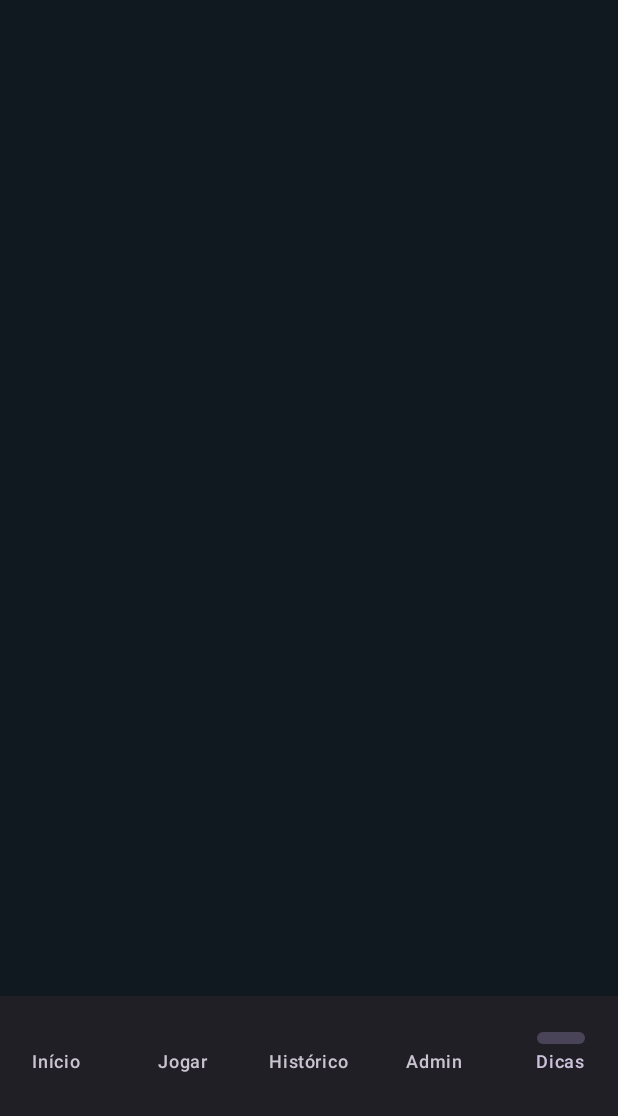
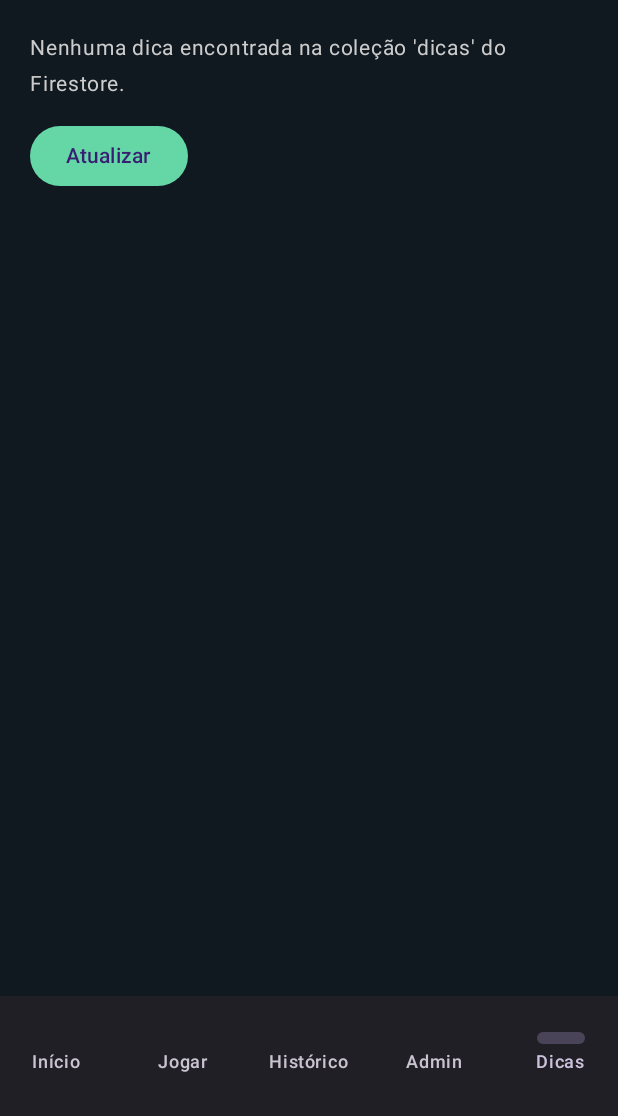
Before and after one commit to aguustinn/Campo-Minado-Android, an Android app built with Jetpack Compose: the TipsScreen screen opened through its navigation route, on a phone screen of 412 x 824 dp, the part 120-1236 px from its top. Run offline under Robolectric (Android 15) with nearby library versions, the phone set to English and light mode, and no system bars; our stand-ins replace Firebase (no records; nobody signed in at launch, a user with empty details on screens opened directly), Room's generated code.

Commit message:
Show Firestore loading, empty and error states on tips screen

```diff
--- a/app/src/main/java/com/campominado/app/ui/TipsScreen.kt
+++ b/app/src/main/java/com/campominado/app/ui/TipsScreen.kt
@@ -1,24 +1,25 @@
-
 package com.campominado.app.ui
 
 import androidx.compose.foundation.background
 import androidx.compose.foundation.layout.*
 import androidx.compose.foundation.lazy.LazyColumn
 import androidx.compose.foundation.lazy.items
+import androidx.compose.material3.Button
 import androidx.compose.material3.Card
 import androidx.compose.material3.CardDefaults
+import androidx.compose.material3.CircularProgressIndicator
 import androidx.compose.material3.Text
 import androidx.compose.runtime.Composable
+import androidx.compose.runtime.LaunchedEffect
+import androidx.compose.runtime.getValue
+import androidx.compose.runtime.mutableStateOf
+import androidx.compose.runtime.remember
+import androidx.compose.runtime.setValue
 import androidx.compose.ui.Modifier
 import androidx.compose.ui.graphics.Color
 import androidx.compose.ui.text.font.FontWeight
 import androidx.compose.ui.unit.dp
 import androidx.compose.ui.unit.sp
-import androidx.compose.runtime.LaunchedEffect
-import androidx.compose.runtime.getValue
-import androidx.compose.runtime.mutableStateOf
-import androidx.compose.runtime.remember
-import androidx.compose.runtime.setValue
 import com.google.firebase.firestore.FirebaseFirestore
 
 private data class Dica(
@@ -30,9 +31,13 @@ private data class Dica(
 @Composable
 fun TipsScreen() {
     var dicas by remember { mutableStateOf<List<Dica>>(emptyList()) }
-    var erro by remember { mutableStateOf(false) }
+    var carregando by remember { mutableStateOf(true) }
+    var erro by remember { mutableStateOf<String?>(null) }
 
-    LaunchedEffect(Unit) {
+    fun carregarDicas() {
+        carregando = true
+        erro = null
+
         FirebaseFirestore.getInstance()
             .collection("dicas")
             .get()
@@ -44,10 +49,16 @@ fun TipsScreen() {
                         emoji = documento.getString("emoji") ?: "💡"
                     )
                 }
+                carregando = false
             }
-            .addOnFailureListener {
-                erro = true
+            .addOnFailureListener { exception ->
+                erro = exception.localizedMessage ?: "Não foi possível carregar as dicas."
+                carregando = false
             }
+    }
+
+    LaunchedEffect(Unit) {
+        carregarDicas()
     }
 
     Column(
@@ -73,6 +84,41 @@ fun TipsScreen() {
 
         Spacer(modifier = Modifier.height(20.dp))
 
+        when {
+            carregando -> {
+                CircularProgressIndicator(color = Color(0xFF65D6A6))
+                Text(
+                    text = "Carregando dicas...",
+                    color = Color.LightGray,
+                    modifier = Modifier.padding(top = 12.dp)
+                )
+            }
+
+            erro != null -> {
+                Text(
+                    text = "Erro ao carregar as dicas: $erro",
+                    color = Color(0xFFFF8A80),
+                    fontSize = 14.sp
+                )
+                Spacer(modifier = Modifier.height(12.dp))
+                Button(onClick = { carregarDicas() }) {
+                    Text("Tentar novamente")
+                }
+            }
+
+            dicas.isEmpty() -> {
+                Text(
+                    text = "Nenhuma dica encontrada na coleção 'dicas' do Firestore.",
+                    color = Color.LightGray,
+                    fontSize = 14.sp
+                )
+                Spacer(modifier = Modifier.height(12.dp))
+                Button(onClick = { carregarDicas() }) {
+                    Text("Atualizar")
+                }
+            }
+
+            else -> {
                 LazyColumn(
                     verticalArrangement = Arrangement.spacedBy(12.dp)
                 ) {
@@ -83,18 +129,14 @@ fun TipsScreen() {
                                 containerColor = Color(0xFF1B2833)
                             )
                         ) {
-                    Column(
-                        modifier = Modifier.padding(16.dp)
-                    ) {
+                            Column(modifier = Modifier.padding(16.dp)) {
                                 Text(
                                     text = "${dica.emoji}  ${dica.titulo}",
                                     color = Color(0xFF65D6A6),
                                     fontSize = 18.sp,
                                     fontWeight = FontWeight.Bold
                                 )
-
                                 Spacer(modifier = Modifier.height(8.dp))
-
                                 Text(
                                     text = dica.descricao,
                                     color = Color.White,
@@ -106,3 +148,5 @@ fun TipsScreen() {
                 }
             }
         }
+    }
+}
```
Lines whose indentation alone changed are shown as unchanged.
